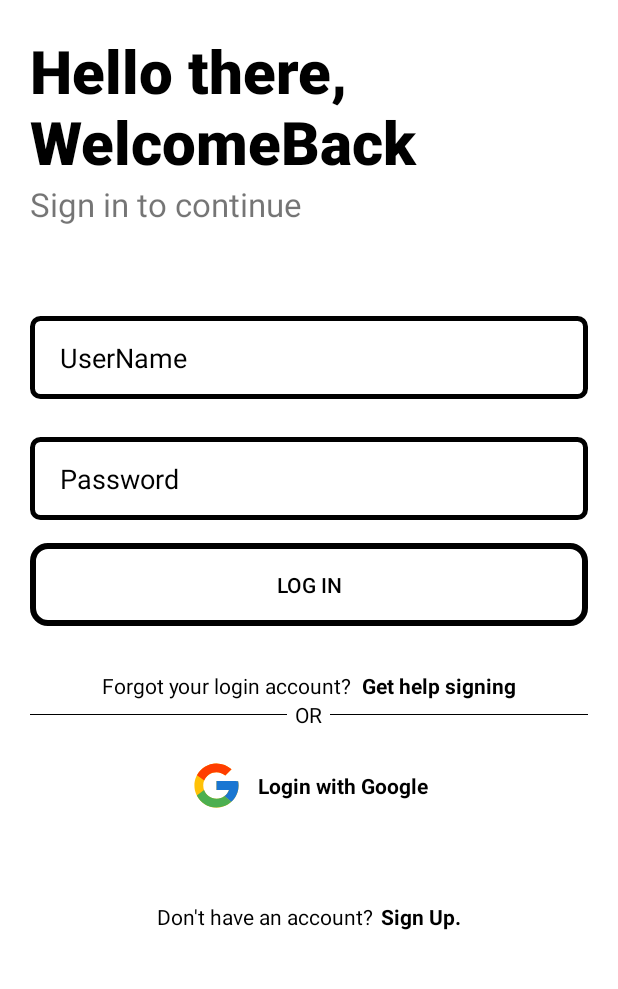
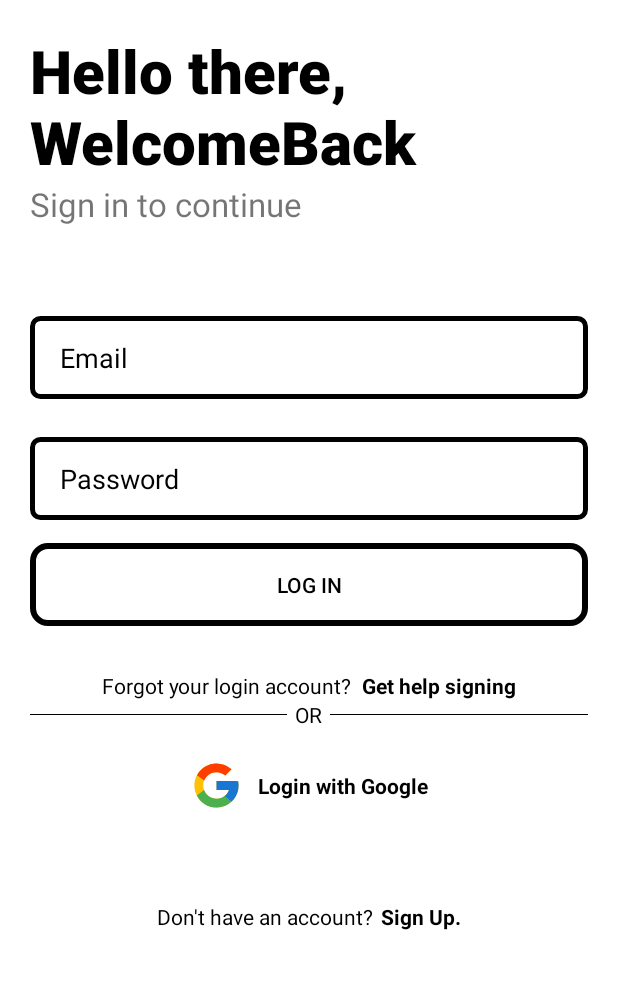
Before and after one commit to Thucnnguyen/androidProject, an Android app: the screen it shows after launch (Login), on a phone screen of 412 x 824 dp, the part 228-1217 px from its top. Run offline under Robolectric (Android 15) with nearby library versions, the light colour scheme and no system bars; libraries missing offline, so code that uses them is left out: es.dmoral.toasty.

Commit message:
update login and register by gg

```diff
--- a/app/src/main/AndroidManifest.xml
+++ b/app/src/main/AndroidManifest.xml
@@ -4,6 +4,8 @@
     <uses-permission android:name="android.permission.INTERNET" />
     <application
         android:allowBackup="true"
+        android:name="androidx.multidex.MultiDexApplication"
+        android:enableOnBackInvokedCallback="true"
         android:dataExtractionRules="@xml/data_extraction_rules"
         android:fullBackupContent="@xml/backup_rules"
         android:icon="@mipmap/ic_launcher"
@@ -26,7 +28,6 @@
             android:exported="true">
             <intent-filter>
                 <action android:name="android.intent.action.MAIN" />
-
                 <category android:name="android.intent.category.LAUNCHER" />
             </intent-filter>
         </activity>
--- a/app/src/main/java/com/example/instagram/ApiService.java
+++ b/app/src/main/java/com/example/instagram/ApiService.java
@@ -2,11 +2,18 @@ package com.example.instagram;
 
 import java.util.List;
 
+import okhttp3.ResponseBody;
 import retrofit2.Call;
+import retrofit2.http.Body;
 import retrofit2.http.GET;
+import retrofit2.http.POST;
 import retrofit2.http.Query;
 
 public interface ApiService {
     @GET("Customer")
-    Call<List<Customer>> getCustomer(@Query("email") String email, @Query("password") String password);
+    Call<List<Customer>> getCustomer();
+    @POST("Customer")
+    Call<Customer> register(@Body Customer customer);
+
+
 }
--- a/app/src/main/res/layout/activity_login.xml
+++ b/app/src/main/res/layout/activity_login.xml
@@ -1,5 +1,5 @@
 <?xml version="1.0" encoding="utf-8"?>
-<LinearLayout xmlns:android="http://schemas.android.com/apk/res/android"
+<ScrollView xmlns:android="http://schemas.android.com/apk/res/android"
     xmlns:app="http://schemas.android.com/apk/res-auto"
     xmlns:tools="http://schemas.android.com/tools"
     android:layout_width="match_parent"
@@ -7,12 +7,18 @@
     android:background="#fff"
     android:orientation="vertical"
     tools:context=".Login">
+
+    <LinearLayout
+        android:layout_width="match_parent"
+        android:layout_height="wrap_content"
+        android:orientation="vertical">
+
         <ImageView
+            android:id="@+id/img_logo"
             android:layout_width="170dp"
             android:layout_height="152dp"
-        android:transitionName="logo_image"
-        android:id="@+id/img_logo"
-        android:src="@drawable/applogo"/>
+            android:src="@drawable/applogo"
+            android:transitionName="logo_image" />
 
         <TextView
             android:id="@+id/text_logo"
@@ -32,56 +38,57 @@
             android:id="@+id/desc"
             android:layout_width="wrap_content"
             android:layout_height="wrap_content"
+            android:layout_marginBottom="60dp"
+            android:paddingStart="20dp"
             android:text="Sign in to continue"
             android:textSize="22sp"
-        android:paddingStart="20dp"
-        android:transitionName="logo_desc"
-        android:layout_marginBottom="60dp"
-        />
+            android:transitionName="logo_desc" />
+
         <androidx.appcompat.widget.LinearLayoutCompat
+            android:id="@+id/layout"
             android:layout_width="match_parent"
             android:layout_height="wrap_content"
-        android:transitionName="input_layout"
             android:orientation="vertical"
-        android:id="@+id/layout"
-        >
+            android:transitionName="input_layout">
+
             <EditText
                 android:id="@+id/username"
                 style="@style/text_input"
-            android:hint="UserName"
-            android:inputType="text"
                 android:layout_marginStart="20dp"
                 android:layout_marginEnd="20dp"
-            android:textColor="@color/black"
                 android:layout_marginBottom="10dp"
-            />
+                android:hint="Email"
+                android:inputType="text"
+                android:textColor="@color/black" />
 
             <EditText
                 android:id="@+id/pass"
                 style="@style/text_input"
+                android:layout_marginStart="20dp"
                 android:layout_marginTop="15dp"
-            android:textColor="@color/black"
-            android:layout_marginStart="20dp"
                 android:layout_marginEnd="20dp"
                 android:layout_marginBottom="10dp"
+                android:hint="Password"
 
-            android:hint="Password"
-            android:inputType="textPassword" />
+                android:inputType="textPassword"
+                android:textColor="@color/black" />
 
 
         </androidx.appcompat.widget.LinearLayoutCompat>
+
         <androidx.appcompat.widget.AppCompatButton
             android:id="@+id/login_button"
             style="@style/button"
             android:background="@drawable/button_background"
             android:text="Log in"
-        android:transitionName="go_button"
+            android:textColor="#000"
 
-        android:textColor="#000" />
+            android:transitionName="go_button" />
 
-    <LinearLayout style="@style/layout_text"
-        android:layout_marginTop="30dp"
-        >
+        <LinearLayout
+            style="@style/layout_text"
+            android:layout_marginTop="30dp">
+
             <TextView
                 android:layout_width="wrap_content"
                 android:layout_height="wrap_content"
@@ -130,6 +137,7 @@
             <ImageView style="@style/gg_icon" />
 
             <TextView
+                android:id="@+id/gg_text"
                 android:layout_width="wrap_content"
                 android:layout_height="wrap_content"
                 android:layout_marginStart="10dp"
@@ -159,3 +167,5 @@
 
         </LinearLayout>
     </LinearLayout>
+
+</ScrollView>
--- a/app/src/main/res/values/strings.xml
+++ b/app/src/main/res/values/strings.xml
@@ -23,4 +23,5 @@
     <string name="image_view_item_transform_content_description">Represents an image view in the
         item
     </string>
+    <string name="clientId">411144258407-6mp8rv85its2bsd7qmt0vn90u276kp6r.apps.googleusercontent.com</string>
 </resources>
--- a/build.gradle
+++ b/build.gradle
@@ -2,6 +2,4 @@
 plugins {
     id 'com.android.application' version '8.0.1' apply false
     id 'com.android.library' version '8.0.1' apply false
-
-
 }
--- a/settings.gradle
+++ b/settings.gradle
@@ -10,6 +10,7 @@ dependencyResolutionManagement {
     repositories {
         google()
         mavenCentral()
+        maven { url 'https://jitpack.io' }
     }
 }
 rootProject.name = "Instagram"
```
Also changed, not shown: app/build.gradle (+7 -1 lines), app/src/main/java/com/example/instagram/Customer.java (+10 -0 lines), app/src/main/java/com/example/instagram/HomeActivity.java (+29 -5 lines), app/src/main/java/com/example/instagram/Login.java (+145 -17 lines), app/src/main/java/com/example/instagram/SignUp.java (+160 -0 lines), app/src/main/res/layout/activity_sign_up.xml (+21 -31 lines). Lines whose indentation alone changed are shown as unchanged.
